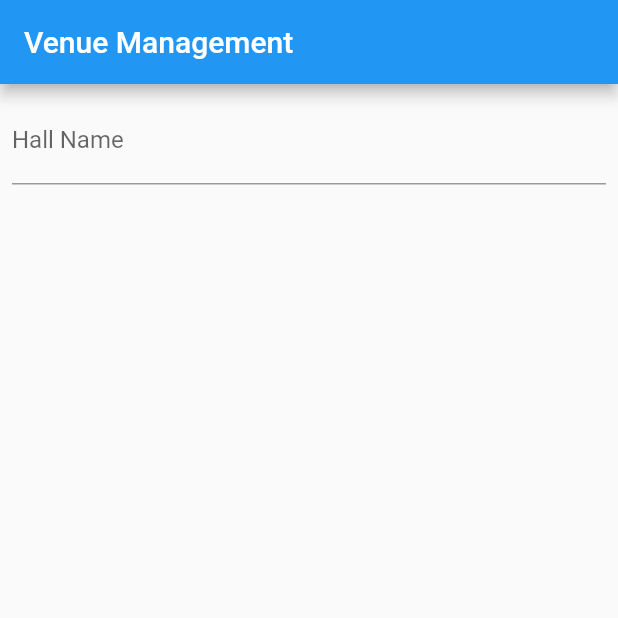
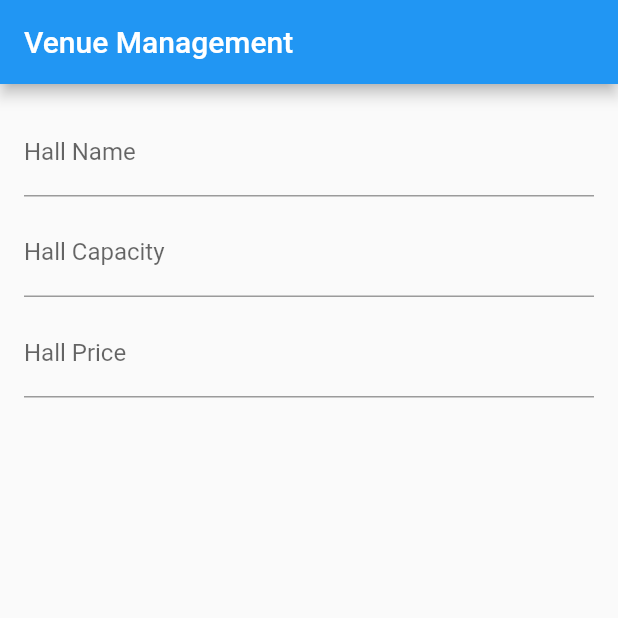
Before and after one commit to SLIIT-Project-ORG/CTSE-Event-Planning-app, a Flutter app: the screen it shows after launch, on a phone screen of 412 x 824 dp, the top half of it. Run offline on Flutter 3.47's test engine with Material 2 defaults, Android fonts, the phone set to English and light mode, and no system bars; our stand-ins replace firebase_core; accounts and stored records are empty.

Commit message:
commit 3

```diff
--- a/event_planning_app/lib/screen/VenueManagement.dart
+++ b/event_planning_app/lib/screen/VenueManagement.dart
@@ -25,17 +25,34 @@ class MyApp extends StatefulWidget {
 }
 
 class _MyAppState extends State<MyApp> {
+
+  late String HallName;
+  late int HAllCApacity;
+  late int HallPrice;
+
+  gethallname(hallname){
+    this.HallName=hallname;
+  }
+  gethallcapacity(hallcapacity){
+    this.HAllCApacity=int.parse(hallcapacity);
+  }
+  gethallprice(hallprice){
+    this.HallPrice=int.parse(hallprice);
+  }
+
   @override
   Widget build(BuildContext context) {
     return  Scaffold(
       appBar:AppBar(
         title: Text("Venue Management"),
       ),
-      body: Column(
+      body: Padding(
+        padding: const EdgeInsets.all(16.0),
+        child: Column(
           children: <Widget>[
 
             Padding(
-            padding: const EdgeInsets.all(8.0),
+              padding: const EdgeInsets.only(bottom:8.0),
               child: TextFormField(
 
                 decoration: InputDecoration(
@@ -45,15 +62,51 @@ class _MyAppState extends State<MyApp> {
                     borderSide: BorderSide(color: Colors.blue,
                     width: 2.0)
                   ),
-
                 ),
                 onChanged: (String hallname) {
+                  gethallname(hallname);
+                },
+              ),
+            ),
 
+            Padding(
+              padding: const EdgeInsets.only(bottom:8.0),
+              child: TextFormField(
+
+                decoration: InputDecoration(
+                  labelText: "Hall Capacity",
+                  fillColor: Colors.white,
+                  focusedBorder: OutlineInputBorder(
+                    borderSide: BorderSide(color: Colors.blue,
+                    width: 2.0)
+                  ),
+                ),
+                onChanged: (String hallcapacity) {
+                  gethallcapacity(hallcapacity);
+                },
+              ),
+            ),
+
+            Padding(
+              padding: const EdgeInsets.only(bottom:8.0),
+              child: TextFormField(
+
+                decoration: InputDecoration(
+                  labelText: "Hall Price",
+                  fillColor: Colors.white,
+                  focusedBorder: OutlineInputBorder(
+                    borderSide: BorderSide(color: Colors.blue,
+                    width: 2.0)
+                  ),
+                ),
+                onChanged: (String hallprice) {
+                  gethallprice(hallprice);
                 },
               ),
             )
           ],
         ),
+      ),
 
     );
   }
```
Lines whose indentation alone changed are shown as unchanged.
